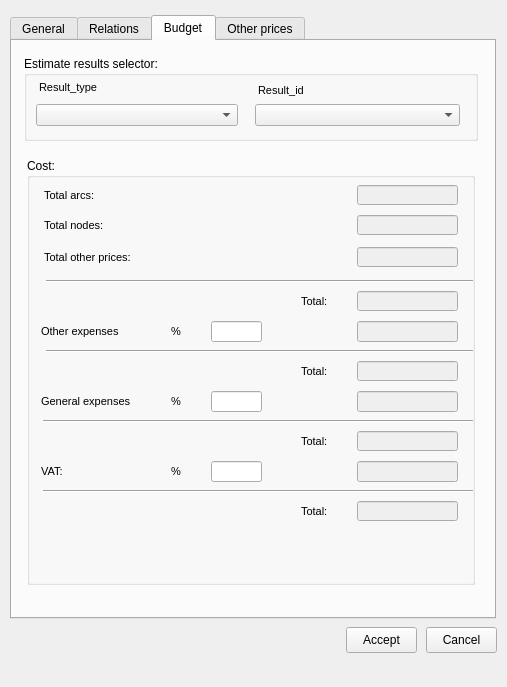
First picture: the form in ui/plan_psector.ui, repository Giswater/giswater_qgis_plugin, before the edit.
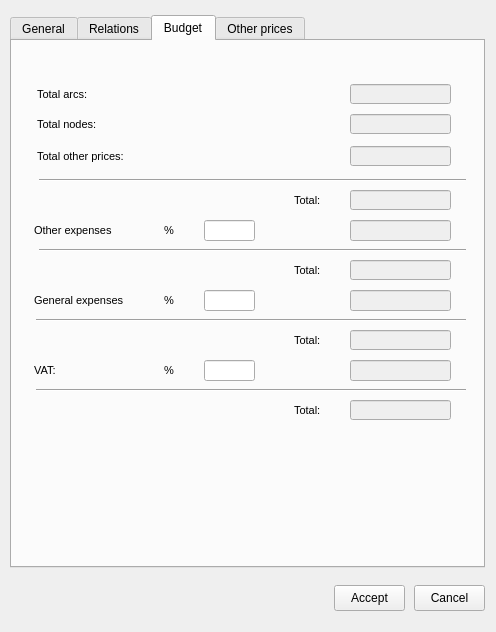
Second picture: the form after the edit. The open tabs and pages were chosen to show the change. Icons and pictures are not drawn.

Commit message: #332 set default values to combobox

```diff
--- a/ui/plan_psector.ui
+++ b/ui/plan_psector.ui
@@ -6,8 +6,8 @@
    <rect>
     <x>0</x>
     <y>0</y>
-    <width>507</width>
-    <height>687</height>
+    <width>496</width>
+    <height>632</height>
    </rect>
   </property>
   <property name="windowTitle">
@@ -18,8 +18,8 @@
     <rect>
      <x>10</x>
      <y>15</y>
-     <width>486</width>
-     <height>604</height>
+     <width>475</width>
+     <height>553</height>
     </rect>
    </property>
    <property name="currentIndex">
@@ -773,744 +773,687 @@
     <attribute name="title">
      <string>Budget</string>
     </attribute>
-    <widget class="QGroupBox" name="groupBox">
-     <property name="geometry">
-      <rect>
-       <x>12</x>
-       <y>15</y>
-       <width>454</width>
-       <height>85</height>
-      </rect>
-     </property>
-     <property name="title">
-      <string>Estimate results selector:</string>
-     </property>
-     <widget class="QLabel" name="label_result_id">
-      <property name="geometry">
-       <rect>
-        <x>234</x>
-        <y>24</y>
-        <width>191</width>
-        <height>21</height>
-       </rect>
-      </property>
-      <property name="font">
-       <font>
-        <family>Arial</family>
-        <pointsize>8</pointsize>
-        <weight>50</weight>
-        <bold>false</bold>
-       </font>
-      </property>
-      <property name="text">
-       <string>Result_id</string>
-      </property>
-     </widget>
-     <widget class="QComboBox" name="result_type">
-      <property name="geometry">
-       <rect>
-        <x>12</x>
-        <y>48</y>
-        <width>202</width>
-        <height>22</height>
-       </rect>
-      </property>
-     </widget>
-     <widget class="QLabel" name="label_result_type">
-      <property name="geometry">
-       <rect>
-        <x>15</x>
-        <y>21</y>
-        <width>191</width>
-        <height>21</height>
-       </rect>
-      </property>
-      <property name="font">
-       <font>
-        <family>Arial</family>
-        <pointsize>8</pointsize>
-        <weight>50</weight>
-        <bold>false</bold>
-       </font>
-      </property>
-      <property name="text">
-       <string>Result_type</string>
-      </property>
-     </widget>
-     <widget class="QComboBox" name="result_id">
-      <property name="geometry">
-       <rect>
-        <x>231</x>
-        <y>48</y>
-        <width>205</width>
-        <height>22</height>
-       </rect>
-      </property>
-     </widget>
-    </widget>
-    <widget class="QGroupBox" name="groupBox_2">
-     <property name="geometry">
-      <rect>
-       <x>15</x>
-       <y>117</y>
-       <width>448</width>
-       <height>427</height>
-      </rect>
-     </property>
-     <property name="title">
-      <string>Cost:</string>
-     </property>
-     <widget class="QLineEdit" name="sum_gexpenses">
-      <property name="enabled">
-       <bool>false</bool>
-      </property>
-      <property name="geometry">
-       <rect>
-        <x>330</x>
-        <y>273</y>
-        <width>101</width>
-        <height>20</height>
-       </rect>
-      </property>
-      <property name="font">
-       <font>
-        <family>Arial</family>
-        <italic>true</italic>
-       </font>
-      </property>
-      <property name="text">
-       <string/>
-      </property>
-      <property name="echoMode">
-       <enum>QLineEdit::Normal</enum>
-      </property>
-     </widget>
-     <widget class="QLabel" name="gexpenses_label_4">
-      <property name="geometry">
-       <rect>
-        <x>17</x>
-        <y>89</y>
-        <width>191</width>
-        <height>21</height>
-       </rect>
-      </property>
-      <property name="font">
-       <font>
-        <family>Arial</family>
-        <pointsize>8</pointsize>
-        <weight>50</weight>
-        <bold>false</bold>
-       </font>
-      </property>
-      <property name="text">
-       <string>Total other prices:</string>
-      </property>
-     </widget>
-     <widget class="QLineEdit" name="gexpenses">
-      <property name="enabled">
-       <bool>true</bool>
-      </property>
-      <property name="geometry">
-       <rect>
-        <x>184</x>
-        <y>233</y>
-        <width>51</width>
-        <height>21</height>
-       </rect>
-      </property>
-      <property name="font">
-       <font>
-        <family>Arial</family>
-        <italic>false</italic>
-       </font>
-      </property>
-      <property name="text">
-       <string/>
-      </property>
-      <property name="alignment">
-       <set>Qt::AlignLeading|Qt::AlignLeft|Qt::AlignTop</set>
-      </property>
-     </widget>
-     <widget class="Line" name="line_4">
-      <property name="geometry">
-       <rect>
-        <x>19</x>
-        <y>113</y>
-        <width>427</width>
-        <height>21</height>
-       </rect>
-      </property>
-      <property name="orientation">
-       <enum>Qt::Horizontal</enum>
-      </property>
-     </widget>
-     <widget class="QLineEdit" name="sum_expenses">
-      <property name="enabled">
-       <bool>false</bool>
-      </property>
-      <property name="geometry">
-       <rect>
-        <x>330</x>
-        <y>133</y>
-        <width>101</width>
-        <height>20</height>
-       </rect>
-      </property>
-      <property name="font">
-       <font>
-        <family>Arial</family>
-        <italic>true</italic>
-       </font>
-      </property>
-      <property name="text">
-       <string/>
-      </property>
-      <property name="echoMode">
-       <enum>QLineEdit::Normal</enum>
-      </property>
-     </widget>
-     <widget class="QLabel" name="gexpenses_label_5">
-      <property name="geometry">
-       <rect>
-        <x>274</x>
-        <y>203</y>
-        <width>51</width>
-        <height>21</height>
-       </rect>
-      </property>
-      <property name="font">
-       <font>
-        <family>Arial</family>
-        <pointsize>8</pointsize>
-        <weight>50</weight>
-        <bold>false</bold>
-       </font>
-      </property>
-      <property name="text">
-       <string>Total:</string>
-      </property>
-     </widget>
-     <widget class="QLabel" name="gexpenses_label_6">
-      <property name="geometry">
-       <rect>
-        <x>274</x>
-        <y>273</y>
-        <width>51</width>
-        <height>21</height>
-       </rect>
-      </property>
-      <property name="font">
-       <font>
-        <family>Arial</family>
-        <pointsize>8</pointsize>
-        <weight>50</weight>
-        <bold>false</bold>
-       </font>
-      </property>
-      <property name="text">
-       <string>Total:</string>
-      </property>
-     </widget>
-     <widget class="QLineEdit" name="sum_v_plan_other_x_psector">
-      <property name="enabled">
-       <bool>false</bool>
-      </property>
-      <property name="geometry">
-       <rect>
-        <x>330</x>
-        <y>89</y>
-        <width>101</width>
-        <height>20</height>
-       </rect>
-      </property>
-      <property name="font">
-       <font>
-        <family>Arial</family>
-        <italic>true</italic>
-       </font>
-      </property>
-      <property name="text">
-       <string/>
-      </property>
-      <property name="echoMode">
-       <enum>QLineEdit::Normal</enum>
-      </property>
-     </widget>
-     <widget class="QLabel" name="gexpenses_label_8">
-      <property name="geometry">
-       <rect>
-        <x>274</x>
-        <y>133</y>
-        <width>51</width>
-        <height>21</height>
-       </rect>
-      </property>
-      <property name="font">
-       <font>
-        <family>Arial</family>
-        <pointsize>8</pointsize>
-        <weight>50</weight>
-        <bold>false</bold>
-       </font>
-      </property>
-      <property name="text">
-       <string>Total:</string>
-      </property>
-     </widget>
-     <widget class="Line" name="line">
-      <property name="geometry">
-       <rect>
-        <x>19</x>
-        <y>183</y>
-        <width>427</width>
-        <height>21</height>
-       </rect>
-      </property>
-      <property name="orientation">
-       <enum>Qt::Horizontal</enum>
-      </property>
-     </widget>
-     <widget class="QLineEdit" name="gexpenses_cost">
-      <property name="enabled">
-       <bool>false</bool>
-      </property>
-      <property name="geometry">
-       <rect>
-        <x>330</x>
-        <y>233</y>
-        <width>101</width>
-        <height>21</height>
-       </rect>
-      </property>
-      <property name="font">
-       <font>
-        <family>Arial</family>
-        <italic>true</italic>
-       </font>
-      </property>
-      <property name="text">
-       <string/>
-      </property>
-      <property name="alignment">
-       <set>Qt::AlignLeading|Qt::AlignLeft|Qt::AlignTop</set>
-      </property>
-     </widget>
-     <widget class="QLabel" name="gexpenses_label_3">
-      <property name="geometry">
-       <rect>
-        <x>17</x>
-        <y>57</y>
-        <width>191</width>
-        <height>21</height>
-       </rect>
-      </property>
-      <property name="font">
-       <font>
-        <family>Arial</family>
-        <pointsize>8</pointsize>
-        <weight>50</weight>
-        <bold>false</bold>
-       </font>
-      </property>
-      <property name="text">
-       <string>Total nodes:</string>
-      </property>
-     </widget>
-     <widget class="QLabel" name="other_label_4">
-      <property name="geometry">
-       <rect>
-        <x>144</x>
-        <y>303</y>
-        <width>31</width>
-        <height>21</height>
-       </rect>
-      </property>
-      <property name="font">
-       <font>
-        <family>Arial</family>
-        <pointsize>8</pointsize>
-        <weight>50</weight>
-        <bold>false</bold>
-       </font>
-      </property>
-      <property name="text">
-       <string>%</string>
-      </property>
-     </widget>
-     <widget class="QLineEdit" name="sum_v_plan_x_node_psector">
-      <property name="enabled">
-       <bool>false</bool>
-      </property>
-      <property name="geometry">
-       <rect>
-        <x>330</x>
-        <y>57</y>
-        <width>101</width>
-        <height>20</height>
-       </rect>
-      </property>
-      <property name="font">
-       <font>
-        <family>Arial</family>
-        <italic>true</italic>
-       </font>
-      </property>
-      <property name="text">
-       <string/>
-      </property>
-      <property name="echoMode">
-       <enum>QLineEdit::Normal</enum>
-      </property>
-     </widget>
-     <widget class="QLineEdit" name="sum_v_plan_x_arc_psector">
-      <property name="enabled">
-       <bool>false</bool>
-      </property>
-      <property name="geometry">
-       <rect>
-        <x>330</x>
-        <y>27</y>
-        <width>101</width>
-        <height>20</height>
-       </rect>
-      </property>
-      <property name="font">
-       <font>
-        <family>Arial</family>
-        <italic>true</italic>
-       </font>
-      </property>
-      <property name="text">
-       <string/>
-      </property>
-      <property name="echoMode">
-       <enum>QLineEdit::Normal</enum>
-      </property>
-     </widget>
-     <widget class="QLabel" name="vat_label">
-      <property name="geometry">
-       <rect>
-        <x>14</x>
-        <y>303</y>
-        <width>51</width>
-        <height>21</height>
-       </rect>
-      </property>
-      <property name="font">
-       <font>
-        <family>Arial</family>
-        <pointsize>8</pointsize>
-        <weight>50</weight>
-        <bold>false</bold>
-       </font>
-      </property>
-      <property name="text">
-       <string>VAT:</string>
-      </property>
-     </widget>
-     <widget class="QLabel" name="gexpenses_label_7">
-      <property name="geometry">
-       <rect>
-        <x>274</x>
-        <y>343</y>
-        <width>51</width>
-        <height>21</height>
-       </rect>
-      </property>
-      <property name="font">
-       <font>
-        <family>Arial</family>
-        <pointsize>8</pointsize>
-        <weight>50</weight>
-        <bold>false</bold>
-       </font>
-      </property>
-      <property name="text">
-       <string>Total:</string>
-      </property>
-     </widget>
-     <widget class="QLineEdit" name="sum_oexpenses">
-      <property name="enabled">
-       <bool>false</bool>
-      </property>
-      <property name="geometry">
-       <rect>
-        <x>330</x>
-        <y>203</y>
-        <width>101</width>
-        <height>20</height>
-       </rect>
-      </property>
-      <property name="font">
-       <font>
-        <family>Arial</family>
-        <italic>true</italic>
-       </font>
-      </property>
-      <property name="text">
-       <string/>
-      </property>
-      <property name="echoMode">
-       <enum>QLineEdit::Normal</enum>
-      </property>
-     </widget>
-     <widget class="QLineEdit" name="vat_cost">
-      <property name="enabled">
-       <bool>false</bool>
-      </property>
-      <property name="geometry">
-       <rect>
-        <x>330</x>
-        <y>303</y>
-        <width>101</width>
-        <height>21</height>
-       </rect>
-      </property>
-      <property name="font">
-       <font>
-        <family>Arial</family>
-        <italic>true</italic>
-       </font>
-      </property>
-      <property name="text">
-       <string/>
-      </property>
-      <property name="alignment">
-       <set>Qt::AlignLeading|Qt::AlignLeft|Qt::AlignTop</set>
-      </property>
-     </widget>
-     <widget class="QLabel" name="other_label">
-      <property name="geometry">
-       <rect>
-        <x>144</x>
-        <y>163</y>
-        <width>31</width>
-        <height>21</height>
-       </rect>
-      </property>
-      <property name="font">
-       <font>
-        <family>Arial</family>
-        <pointsize>8</pointsize>
-        <weight>50</weight>
-        <bold>false</bold>
-       </font>
-      </property>
-      <property name="text">
-       <string>%</string>
-      </property>
-     </widget>
-     <widget class="QLabel" name="gexpenses_label">
-      <property name="geometry">
-       <rect>
-        <x>14</x>
-        <y>233</y>
-        <width>131</width>
-        <height>21</height>
-       </rect>
-      </property>
-      <property name="font">
-       <font>
-        <family>Arial</family>
-        <pointsize>8</pointsize>
-        <weight>50</weight>
-        <bold>false</bold>
-       </font>
-      </property>
-      <property name="text">
-       <string>General expenses</string>
-      </property>
-     </widget>
-     <widget class="Line" name="line_3">
-      <property name="geometry">
-       <rect>
-        <x>16</x>
-        <y>323</y>
-        <width>430</width>
-        <height>21</height>
-       </rect>
-      </property>
-      <property name="orientation">
-       <enum>Qt::Horizontal</enum>
-      </property>
-     </widget>
-     <widget class="QLabel" name="other_label_3">
-      <property name="geometry">
-       <rect>
-        <x>144</x>
-        <y>233</y>
-        <width>31</width>
-        <height>21</height>
-       </rect>
-      </property>
-      <property name="font">
-       <font>
-        <family>Arial</family>
-        <pointsize>8</pointsize>
-        <weight>50</weight>
-        <bold>false</bold>
-       </font>
-      </property>
-      <property name="text">
-       <string>%</string>
-      </property>
-     </widget>
-     <widget class="QLabel" name="gexpenses_label_10">
-      <property name="geometry">
-       <rect>
-        <x>17</x>
-        <y>27</y>
-        <width>191</width>
-        <height>21</height>
-       </rect>
-      </property>
-      <property name="font">
-       <font>
-        <family>Arial</family>
-        <pointsize>8</pointsize>
-        <weight>50</weight>
-        <bold>false</bold>
-       </font>
-      </property>
-      <property name="text">
-       <string>Total arcs:</string>
-      </property>
-     </widget>
-     <widget class="QLineEdit" name="vat">
-      <property name="enabled">
-       <bool>true</bool>
-      </property>
-      <property name="geometry">
-       <rect>
-        <x>184</x>
-        <y>303</y>
-        <width>51</width>
-        <height>21</height>
-       </rect>
-      </property>
-      <property name="font">
-       <font>
-        <family>Arial</family>
-        <italic>false</italic>
-       </font>
-      </property>
-      <property name="text">
-       <string/>
-      </property>
-      <property name="alignment">
-       <set>Qt::AlignLeading|Qt::AlignLeft|Qt::AlignTop</set>
-      </property>
-     </widget>
-     <widget class="QLineEdit" name="other">
-      <property name="enabled">
-       <bool>true</bool>
-      </property>
-      <property name="geometry">
-       <rect>
-        <x>184</x>
-        <y>163</y>
-        <width>51</width>
-        <height>21</height>
-       </rect>
-      </property>
-      <property name="font">
-       <font>
-        <family>Arial</family>
-        <italic>false</italic>
-       </font>
-      </property>
-      <property name="text">
-       <string/>
-      </property>
-      <property name="alignment">
-       <set>Qt::AlignLeading|Qt::AlignLeft|Qt::AlignTop</set>
-      </property>
-     </widget>
-     <widget class="QLineEdit" name="other_cost">
-      <property name="enabled">
-       <bool>false</bool>
-      </property>
-      <property name="geometry">
-       <rect>
-        <x>330</x>
-        <y>163</y>
-        <width>101</width>
-        <height>21</height>
-       </rect>
-      </property>
-      <property name="font">
-       <font>
-        <family>Arial</family>
-        <italic>true</italic>
-       </font>
-      </property>
-      <property name="text">
-       <string/>
-      </property>
-      <property name="alignment">
-       <set>Qt::AlignLeading|Qt::AlignLeft|Qt::AlignTop</set>
-      </property>
-     </widget>
-     <widget class="QLineEdit" name="sum_vexpenses">
-      <property name="enabled">
-       <bool>false</bool>
-      </property>
-      <property name="geometry">
-       <rect>
-        <x>330</x>
-        <y>343</y>
-        <width>101</width>
-        <height>20</height>
-       </rect>
-      </property>
-      <property name="font">
-       <font>
-        <family>Arial</family>
-        <italic>true</italic>
-       </font>
-      </property>
-      <property name="text">
-       <string/>
-      </property>
-      <property name="echoMode">
-       <enum>QLineEdit::Normal</enum>
-      </property>
-     </widget>
-     <widget class="QLabel" name="other_label_2">
-      <property name="geometry">
-       <rect>
-        <x>14</x>
-        <y>163</y>
-        <width>121</width>
-        <height>21</height>
-       </rect>
-      </property>
-      <property name="font">
-       <font>
-        <family>Arial</family>
-        <pointsize>8</pointsize>
-        <weight>50</weight>
-        <bold>false</bold>
-       </font>
-      </property>
-      <property name="text">
-       <string>Other expenses</string>
-      </property>
-     </widget>
-     <widget class="Line" name="line_2">
-      <property name="geometry">
-       <rect>
-        <x>16</x>
-        <y>253</y>
-        <width>430</width>
-        <height>21</height>
-       </rect>
-      </property>
-      <property name="orientation">
-       <enum>Qt::Horizontal</enum>
-      </property>
-     </widget>
-    </widget>
+    <widget class="Line" name="line_4">
+     <property name="geometry">
+      <rect>
+       <x>27</x>
+       <y>129</y>
+       <width>427</width>
+       <height>21</height>
+      </rect>
+     </property>
+     <property name="orientation">
+      <enum>Qt::Horizontal</enum>
+     </property>
+    </widget>
+    <widget class="QLineEdit" name="sum_oexpenses">
+     <property name="enabled">
+      <bool>false</bool>
+     </property>
+     <property name="geometry">
+      <rect>
+       <x>338</x>
+       <y>219</y>
+       <width>101</width>
+       <height>20</height>
+      </rect>
+     </property>
+     <property name="font">
+      <font>
+       <family>Arial</family>
+       <italic>true</italic>
+      </font>
+     </property>
+     <property name="text">
+      <string/>
+     </property>
+     <property name="echoMode">
+      <enum>QLineEdit::Normal</enum>
+     </property>
+    </widget>
+    <widget class="QLabel" name="gexpenses_label_4">
+     <property name="geometry">
+      <rect>
+       <x>25</x>
+       <y>105</y>
+       <width>191</width>
+       <height>21</height>
+      </rect>
+     </property>
+     <property name="font">
+      <font>
+       <family>Arial</family>
+       <pointsize>8</pointsize>
+       <weight>50</weight>
+       <bold>false</bold>
+      </font>
+     </property>
+     <property name="text">
+      <string>Total other prices:</string>
+     </property>
+    </widget>
+    <widget class="QLineEdit" name="gexpenses">
+     <property name="enabled">
+      <bool>true</bool>
+     </property>
+     <property name="geometry">
+      <rect>
+       <x>192</x>
+       <y>249</y>
+       <width>51</width>
+       <height>21</height>
+      </rect>
+     </property>
+     <property name="font">
+      <font>
+       <family>Arial</family>
+       <italic>false</italic>
+      </font>
+     </property>
+     <property name="text">
+      <string/>
+     </property>
+     <property name="alignment">
+      <set>Qt::AlignLeading|Qt::AlignLeft|Qt::AlignTop</set>
+     </property>
+    </widget>
+    <widget class="QLineEdit" name="other">
+     <property name="enabled">
+      <bool>true</bool>
+     </property>
+     <property name="geometry">
+      <rect>
+       <x>192</x>
+       <y>179</y>
+       <width>51</width>
+       <height>21</height>
+      </rect>
+     </property>
+     <property name="font">
+      <font>
+       <family>Arial</family>
+       <italic>false</italic>
+      </font>
+     </property>
+     <property name="text">
+      <string/>
+     </property>
+     <property name="alignment">
+      <set>Qt::AlignLeading|Qt::AlignLeft|Qt::AlignTop</set>
+     </property>
+    </widget>
+    <widget class="QLabel" name="gexpenses_label_3">
+     <property name="geometry">
+      <rect>
+       <x>25</x>
+       <y>73</y>
+       <width>191</width>
+       <height>21</height>
+      </rect>
+     </property>
+     <property name="font">
+      <font>
+       <family>Arial</family>
+       <pointsize>8</pointsize>
+       <weight>50</weight>
+       <bold>false</bold>
+      </font>
+     </property>
+     <property name="text">
+      <string>Total nodes:</string>
+     </property>
+    </widget>
+    <widget class="QLabel" name="gexpenses_label_5">
+     <property name="geometry">
+      <rect>
+       <x>282</x>
+       <y>219</y>
+       <width>51</width>
+       <height>21</height>
+      </rect>
+     </property>
+     <property name="font">
+      <font>
+       <family>Arial</family>
+       <pointsize>8</pointsize>
+       <weight>50</weight>
+       <bold>false</bold>
+      </font>
+     </property>
+     <property name="text">
+      <string>Total:</string>
+     </property>
+    </widget>
+    <widget class="Line" name="line_3">
+     <property name="geometry">
+      <rect>
+       <x>24</x>
+       <y>339</y>
+       <width>430</width>
+       <height>21</height>
+      </rect>
+     </property>
+     <property name="orientation">
+      <enum>Qt::Horizontal</enum>
+     </property>
+    </widget>
+    <widget class="QLineEdit" name="sum_gexpenses">
+     <property name="enabled">
+      <bool>false</bool>
+     </property>
+     <property name="geometry">
+      <rect>
+       <x>338</x>
+       <y>289</y>
+       <width>101</width>
+       <height>20</height>
+      </rect>
+     </property>
+     <property name="font">
+      <font>
+       <family>Arial</family>
+       <italic>true</italic>
+      </font>
+     </property>
+     <property name="text">
+      <string/>
+     </property>
+     <property name="echoMode">
+      <enum>QLineEdit::Normal</enum>
+     </property>
+    </widget>
+    <widget class="QLineEdit" name="sum_expenses">
+     <property name="enabled">
+      <bool>false</bool>
+     </property>
+     <property name="geometry">
+      <rect>
+       <x>338</x>
+       <y>149</y>
+       <width>101</width>
+       <height>20</height>
+      </rect>
+     </property>
+     <property name="font">
+      <font>
+       <family>Arial</family>
+       <italic>true</italic>
+      </font>
+     </property>
+     <property name="text">
+      <string/>
+     </property>
+     <property name="echoMode">
+      <enum>QLineEdit::Normal</enum>
+     </property>
+    </widget>
+    <widget class="QLabel" name="gexpenses_label">
+     <property name="geometry">
+      <rect>
+       <x>22</x>
+       <y>249</y>
+       <width>131</width>
+       <height>21</height>
+      </rect>
+     </property>
+     <property name="font">
+      <font>
+       <family>Arial</family>
+       <pointsize>8</pointsize>
+       <weight>50</weight>
+       <bold>false</bold>
+      </font>
+     </property>
+     <property name="text">
+      <string>General expenses</string>
+     </property>
+    </widget>
+    <widget class="QLabel" name="gexpenses_label_8">
+     <property name="geometry">
+      <rect>
+       <x>282</x>
+       <y>149</y>
+       <width>51</width>
+       <height>21</height>
+      </rect>
+     </property>
+     <property name="font">
+      <font>
+       <family>Arial</family>
+       <pointsize>8</pointsize>
+       <weight>50</weight>
+       <bold>false</bold>
+      </font>
+     </property>
+     <property name="text">
+      <string>Total:</string>
+     </property>
+    </widget>
+    <widget class="QLabel" name="vat_label">
+     <property name="geometry">
+      <rect>
+       <x>22</x>
+       <y>319</y>
+       <width>51</width>
+       <height>21</height>
+      </rect>
+     </property>
+     <property name="font">
+      <font>
+       <family>Arial</family>
+       <pointsize>8</pointsize>
+       <weight>50</weight>
+       <bold>false</bold>
+      </font>
+     </property>
+     <property name="text">
+      <string>VAT:</string>
+     </property>
+    </widget>
+    <widget class="QLineEdit" name="vat_cost">
+     <property name="enabled">
+      <bool>false</bool>
+     </property>
+     <property name="geometry">
+      <rect>
+       <x>338</x>
+       <y>319</y>
+       <width>101</width>
+       <height>21</height>
+      </rect>
+     </property>
+     <property name="font">
+      <font>
+       <family>Arial</family>
+       <italic>true</italic>
+      </font>
+     </property>
+     <property name="text">
+      <string/>
+     </property>
+     <property name="alignment">
+      <set>Qt::AlignLeading|Qt::AlignLeft|Qt::AlignTop</set>
+     </property>
+    </widget>
+    <widget class="Line" name="line">
+     <property name="geometry">
+      <rect>
+       <x>27</x>
+       <y>199</y>
+       <width>427</width>
+       <height>21</height>
+      </rect>
+     </property>
+     <property name="orientation">
+      <enum>Qt::Horizontal</enum>
+     </property>
+    </widget>
+    <widget class="QLabel" name="gexpenses_label_10">
+     <property name="geometry">
+      <rect>
+       <x>25</x>
+       <y>43</y>
+       <width>191</width>
+       <height>21</height>
+      </rect>
+     </property>
+     <property name="font">
+      <font>
+       <family>Arial</family>
+       <pointsize>8</pointsize>
+       <weight>50</weight>
+       <bold>false</bold>
+      </font>
+     </property>
+     <property name="text">
+      <string>Total arcs:</string>
+     </property>
+    </widget>
+    <widget class="QLabel" name="other_label_2">
+     <property name="geometry">
+      <rect>
+       <x>22</x>
+       <y>179</y>
+       <width>121</width>
+       <height>21</height>
+      </rect>
+     </property>
+     <property name="font">
+      <font>
+       <family>Arial</family>
+       <pointsize>8</pointsize>
+       <weight>50</weight>
+       <bold>false</bold>
+      </font>
+     </property>
+     <property name="text">
+      <string>Other expenses</string>
+     </property>
+    </widget>
+    <widget class="QLineEdit" name="other_cost">
+     <property name="enabled">
+      <bool>false</bool>
+     </property>
+     <property name="geometry">
+      <rect>
+       <x>338</x>
+       <y>179</y>
+       <width>101</width>
+       <height>21</height>
+      </rect>
+     </property>
+     <property name="font">
+      <font>
+       <family>Arial</family>
+       <italic>true</italic>
+      </font>
+     </property>
+     <property name="text">
+      <string/>
+     </property>
+     <property name="alignment">
+      <set>Qt::AlignLeading|Qt::AlignLeft|Qt::AlignTop</set>
+     </property>
+    </widget>
+    <widget class="QLineEdit" name="sum_vexpenses">
+     <property name="enabled">
+      <bool>false</bool>
+     </property>
+     <property name="geometry">
+      <rect>
+       <x>338</x>
+       <y>359</y>
+       <width>101</width>
+       <height>20</height>
+      </rect>
+     </property>
+     <property name="font">
+      <font>
+       <family>Arial</family>
+       <italic>true</italic>
+      </font>
+     </property>
+     <property name="text">
+      <string/>
+     </property>
+     <property name="echoMode">
+      <enum>QLineEdit::Normal</enum>
+     </property>
+    </widget>
+    <widget class="QLineEdit" name="vat">
+     <property name="enabled">
+      <bool>true</bool>
+     </property>
+     <property name="geometry">
+      <rect>
+       <x>192</x>
+       <y>319</y>
+       <width>51</width>
+       <height>21</height>
+      </rect>
+     </property>
+     <property name="font">
+      <font>
+       <family>Arial</family>
+       <italic>false</italic>
+      </font>
+     </property>
+     <property name="text">
+      <string/>
+     </property>
+     <property name="alignment">
+      <set>Qt::AlignLeading|Qt::AlignLeft|Qt::AlignTop</set>
+     </property>
+    </widget>
+    <widget class="QLineEdit" name="sum_v_plan_x_arc_psector">
+     <property name="enabled">
+      <bool>false</bool>
+     </property>
+     <property name="geometry">
+      <rect>
+       <x>338</x>
+       <y>43</y>
+       <width>101</width>
+       <height>20</height>
+      </rect>
+     </property>
+     <property name="font">
+      <font>
+       <family>Arial</family>
+       <italic>true</italic>
+      </font>
+     </property>
+     <property name="text">
+      <string/>
+     </property>
+     <property name="echoMode">
+      <enum>QLineEdit::Normal</enum>
+     </property>
+    </widget>
+    <widget class="QLineEdit" name="sum_v_plan_other_x_psector">
+     <property name="enabled">
+      <bool>false</bool>
+     </property>
+     <property name="geometry">
+      <rect>
+       <x>338</x>
+       <y>105</y>
+       <width>101</width>
+       <height>20</height>
+      </rect>
+     </property>
+     <property name="font">
+      <font>
+       <family>Arial</family>
+       <italic>true</italic>
+      </font>
+     </property>
+     <property name="text">
+      <string/>
+     </property>
+     <property name="echoMode">
+      <enum>QLineEdit::Normal</enum>
+     </property>
+    </widget>
+    <widget class="Line" name="line_2">
+     <property name="geometry">
+      <rect>
+       <x>24</x>
+       <y>269</y>
+       <width>430</width>
+       <height>21</height>
+      </rect>
+     </property>
+     <property name="orientation">
+      <enum>Qt::Horizontal</enum>
+     </property>
+    </widget>
+    <widget class="QLabel" name="other_label">
+     <property name="geometry">
+      <rect>
+       <x>152</x>
+       <y>179</y>
+       <width>31</width>
+       <height>21</height>
+      </rect>
+     </property>
+     <property name="font">
+      <font>
+       <family>Arial</family>
+       <pointsize>8</pointsize>
+       <weight>50</weight>
+       <bold>false</bold>
+      </font>
+     </property>
+     <property name="text">
+      <string>%</string>
+     </property>
+    </widget>
+    <widget class="QLabel" name="gexpenses_label_6">
+     <property name="geometry">
+      <rect>
+       <x>282</x>
+       <y>289</y>
+       <width>51</width>
+       <height>21</height>
+      </rect>
+     </property>
+     <property name="font">
+      <font>
+       <family>Arial</family>
+       <pointsize>8</pointsize>
+       <weight>50</weight>
+       <bold>false</bold>
+      </font>
+     </property>
+     <property name="text">
+      <string>Total:</string>
+     </property>
+    </widget>
+    <widget class="QLabel" name="gexpenses_label_7">
+     <property name="geometry">
+      <rect>
+       <x>282</x>
+       <y>359</y>
+       <width>51</width>
+       <height>21</height>
+      </rect>
+     </property>
+     <property name="font">
+      <font>
+       <family>Arial</family>
+       <pointsize>8</pointsize>
+       <weight>50</weight>
+       <bold>false</bold>
+      </font>
+     </property>
+     <property name="text">
+      <string>Total:</string>
+     </property>
+    </widget>
+    <widget class="QLineEdit" name="sum_v_plan_x_node_psector">
+     <property name="enabled">
+      <bool>false</bool>
+     </property>
+     <property name="geometry">
+      <rect>
+       <x>338</x>
+       <y>73</y>
+       <width>101</width>
+       <height>20</height>
+      </rect>
+     </property>
+     <property name="font">
+      <font>
+       <family>Arial</family>
+       <italic>true</italic>
+      </font>
+     </property>
+     <property name="text">
+      <string/>
+     </property>
+     <property name="echoMode">
+      <enum>QLineEdit::Normal</enum>
+     </property>
+    </widget>
+    <widget class="QLabel" name="other_label_3">
+     <property name="geometry">
+      <rect>
+       <x>152</x>
+       <y>249</y>
+       <width>31</width>
+       <height>21</height>
+      </rect>
+     </property>
+     <property name="font">
+      <font>
+       <family>Arial</family>
+       <pointsize>8</pointsize>
+       <weight>50</weight>
+       <bold>false</bold>
+      </font>
+     </property>
+     <property name="text">
+      <string>%</string>
+     </property>
+    </widget>
+    <widget class="QLineEdit" name="gexpenses_cost">
+     <property name="enabled">
+      <bool>false</bool>
+     </property>
+     <property name="geometry">
+      <rect>
+       <x>338</x>
+       <y>249</y>
+       <width>101</width>
+       <height>21</height>
+      </rect>
+     </property>
+     <property name="font">
+      <font>
+       <family>Arial</family>
+       <italic>true</italic>
+      </font>
+     </property>
+     <property name="text">
+      <string/>
+     </property>
+     <property name="alignment">
+      <set>Qt::AlignLeading|Qt::AlignLeft|Qt::AlignTop</set>
+     </property>
+    </widget>
+    <widget class="QLabel" name="other_label_4">
+     <property name="geometry">
+      <rect>
+       <x>152</x>
+       <y>319</y>
+       <width>31</width>
+       <height>21</height>
+      </rect>
+     </property>
+     <property name="font">
+      <font>
+       <family>Arial</family>
+       <pointsize>8</pointsize>
+       <weight>50</weight>
+       <bold>false</bold>
+      </font>
+     </property>
+     <property name="text">
+      <string>%</string>
+     </property>
+    </widget>
+    <zorder>groupBox_2</zorder>
+    <zorder>line_4</zorder>
+    <zorder>sum_oexpenses</zorder>
+    <zorder>gexpenses_label_4</zorder>
+    <zorder>gexpenses</zorder>
+    <zorder>other</zorder>
+    <zorder>gexpenses_label_3</zorder>
+    <zorder>gexpenses_label_5</zorder>
+    <zorder>line_3</zorder>
+    <zorder>sum_gexpenses</zorder>
+    <zorder>sum_expenses</zorder>
+    <zorder>gexpenses_label</zorder>
+    <zorder>gexpenses_label_8</zorder>
+    <zorder>vat_label</zorder>
+    <zorder>vat_cost</zorder>
+    <zorder>line</zorder>
+    <zorder>gexpenses_label_10</zorder>
+    <zorder>other_label_2</zorder>
+    <zorder>other_cost</zorder>
+    <zorder>sum_vexpenses</zorder>
+    <zorder>vat</zorder>
+    <zorder>sum_v_plan_x_arc_psector</zorder>
+    <zorder>sum_v_plan_other_x_psector</zorder>
+    <zorder>line_2</zorder>
+    <zorder>other_label</zorder>
+    <zorder>gexpenses_label_6</zorder>
+    <zorder>gexpenses_label_7</zorder>
+    <zorder>sum_v_plan_x_node_psector</zorder>
+    <zorder>other_label_3</zorder>
+    <zorder>gexpenses_cost</zorder>
+    <zorder>other_label_4</zorder>
    </widget>
    <widget class="QWidget" name="tab_3">
     <attribute name="title">
@@ -1531,8 +1474,8 @@
   <widget class="QPushButton" name="btn_accept">
    <property name="geometry">
     <rect>
-     <x>346</x>
-     <y>627</y>
+     <x>334</x>
+     <y>585</y>
      <width>71</width>
      <height>26</height>
     </rect>
@@ -1544,8 +1487,8 @@
   <widget class="QPushButton" name="btn_cancel">
    <property name="geometry">
     <rect>
-     <x>426</x>
-     <y>627</y>
+     <x>414</x>
+     <y>585</y>
      <width>71</width>
      <height>26</height>
     </rect>
```
Left out of the diff: 1037 changed lines with no effect on the pictures. The commit also changes 2 other files.
